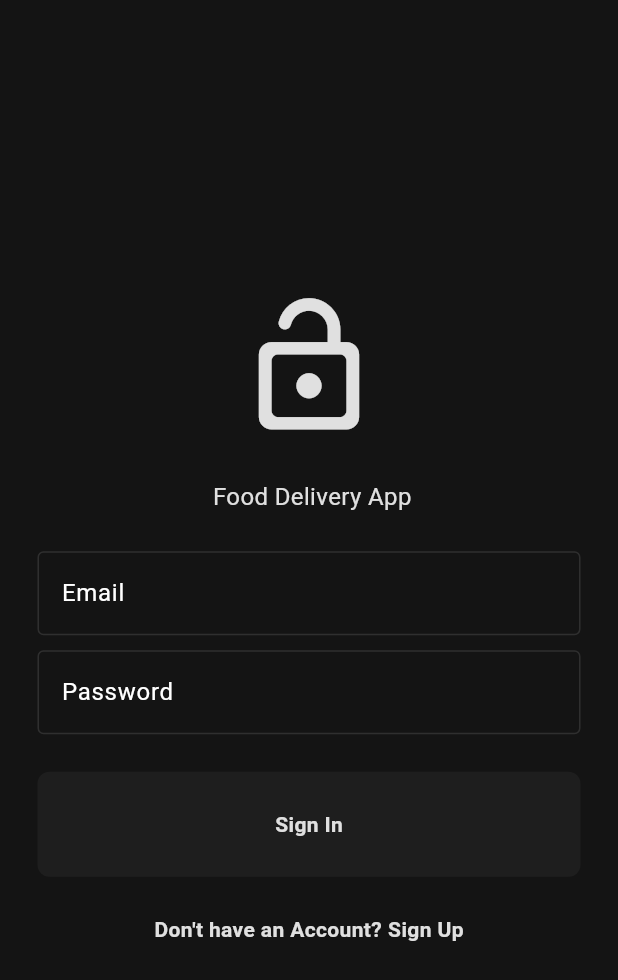
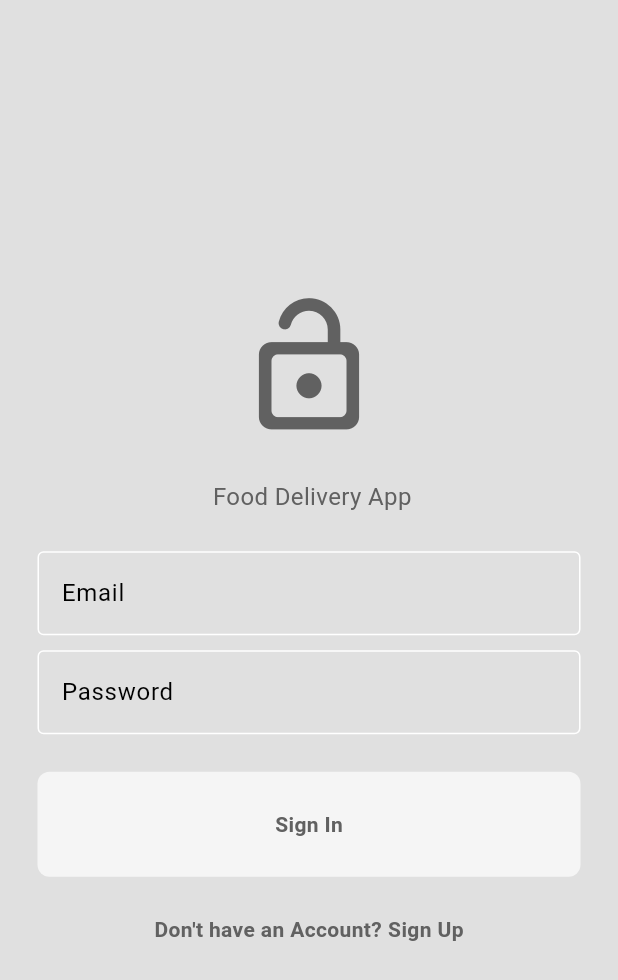
Before and after one commit to david123mbah/KmerChoop---food-dilivery-App, a Flutter app: the screen it shows after launch, on a phone screen of 412 x 824 dp. Shown: the top 980 px of the screen. Run offline on Flutter 3.47's test engine with Material 3 defaults, Android fonts, the phone set to English and light mode, and no system bars.

Commit message:
theme changes colours

```diff
--- a/lib/themes/dark_theme.dart
+++ b/lib/themes/dark_theme.dart
@@ -6,6 +6,6 @@ ThemeData darktMode = ThemeData(
     primary: const Color.fromARGB(255, 122, 122, 122),
     secondary: const Color.fromARGB(255, 30, 30, 30),
     tertiary: const Color.fromARGB(255, 47, 47, 47),
-    inversePrimary: Colors.grey.shade300,
+    inversePrimary: Colors.grey.shade700,
   )
 );
--- a/lib/themes/light_mode.dart
+++ b/lib/themes/light_mode.dart
@@ -6,6 +6,6 @@ ThemeData lightMode = ThemeData(
     primary: Colors.grey.shade500,
     secondary: Colors.grey.shade100,
     tertiary: Colors.white,
-    inversePrimary: Colors.grey.shade300,
+    inversePrimary: Colors.grey.shade700,
   )
 );
--- a/lib/themes/theme_provider.dart
+++ b/lib/themes/theme_provider.dart
@@ -5,7 +5,7 @@ import 'package:musicapp/themes/light_mode.dart';
 
 
 class ThemeProvider with ChangeNotifier{
-   ThemeData _themeData = darktMode;
+   ThemeData _themeData = lightMode;
   ThemeData  get themeData => _themeData;
 
   bool get isDarkMode => _themeData == darktMode;
@@ -16,9 +16,9 @@ class ThemeProvider with ChangeNotifier{
    }
    void toggleTheme() {
     if (_themeData == lightMode) {
+      themeData = lightMode;
+    } else {
       themeData = darktMode;
-    } else {
-      themeData = lightMode;
     }
    }
 }
```
